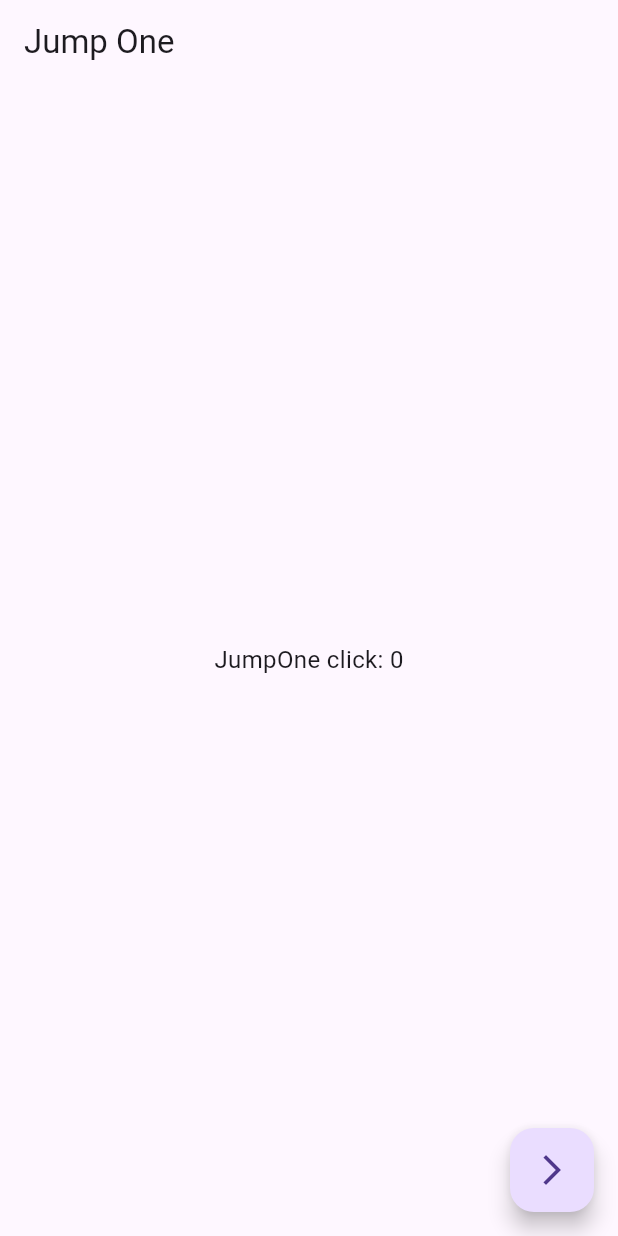
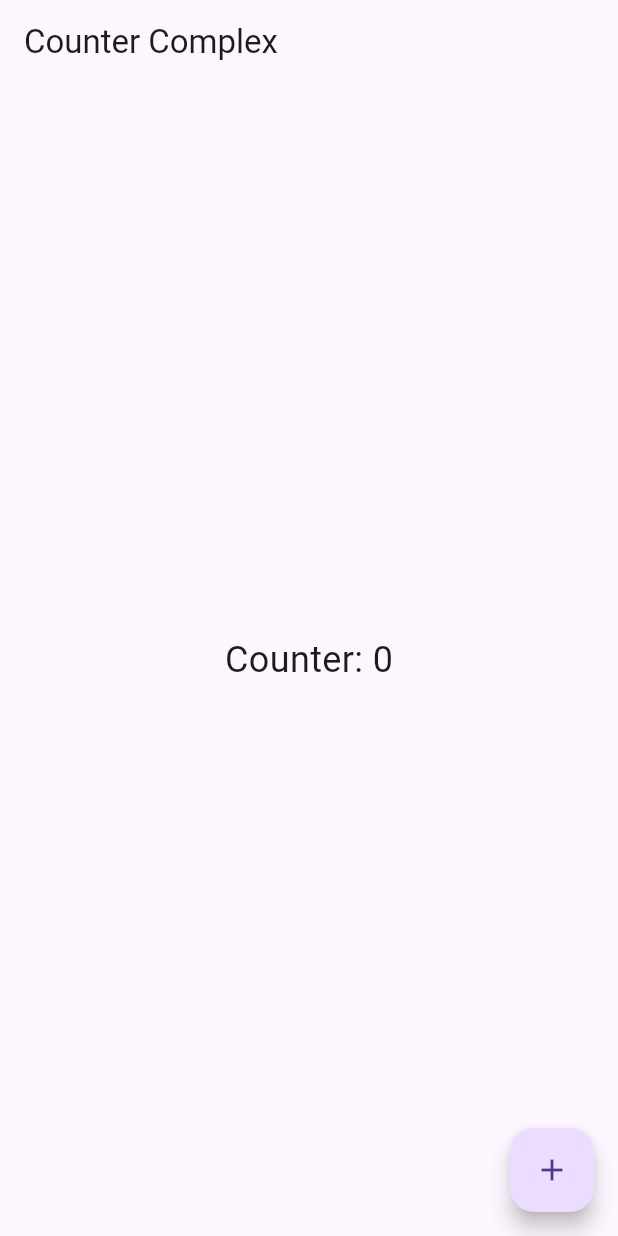
Before and after one commit to zhanzengyu/FlutterSamples, a Flutter app: the screen it shows after launch, on a phone screen of 412 x 824 dp. Run offline on Flutter 3.47's test engine with Material 3 defaults, Android fonts, the light colour scheme and no system bars; our stand-ins replace get, plugin_platform_interface.

Commit message:
增加复杂业务 state、logic、view 的 sample

```diff
--- /dev/null
+++ b/practice/getx/example/lib/complex/counter_complex/logic.dart
@@ -0,0 +1,12 @@
+import 'package:get/get.dart';
+
+import 'state.dart';
+
+class CounterComplexLogic extends GetxController {
+  final CounterComplexState state = CounterComplexState();
+
+  void increment() {
+    ++state.count;
+    update();
+  }
+}
--- /dev/null
+++ b/practice/getx/example/lib/complex/counter_complex/state.dart
@@ -0,0 +1,6 @@
+class CounterComplexState {
+  late int count;
+  CounterComplexState() {
+    count = 0;
+  }
+}
--- /dev/null
+++ b/practice/getx/example/lib/complex/counter_complex/view.dart
@@ -0,0 +1,33 @@
+import 'package:flutter/material.dart';
+import 'package:get/get.dart';
+
+import 'logic.dart';
+import 'state.dart';
+
+class CounterComplexPage extends StatelessWidget {
+  CounterComplexPage({Key? key}) : super(key: key);
+
+  final CounterComplexLogic logic = Get.put(CounterComplexLogic());
+  final CounterComplexState state = Get.find<CounterComplexLogic>().state;
+
+  @override
+  Widget build(BuildContext context) {
+    return Scaffold(
+      appBar: AppBar(title: const Text('Counter Complex')),
+      body: Center(
+        child: GetBuilder<CounterComplexLogic>(
+          builder: (logic) {
+            return Text(
+              'Counter: ${state.count}',
+              style: const TextStyle(fontSize: 24),
+            );
+          },
+        ),
+      ),
+      floatingActionButton: FloatingActionButton(
+        onPressed: logic.increment,
+        child: const Icon(Icons.add),
+      ),
+    );
+  }
+}
--- a/practice/getx/example/lib/main.dart
+++ b/practice/getx/example/lib/main.dart
@@ -1,6 +1,6 @@
 import 'package:flutter/material.dart';
 import 'package:get/get.dart';
-import 'package:getx_example/easy/jump_one/view.dart';
+import 'package:getx_example/complex/counter_complex/view.dart';
 import 'package:getx_example/easy/jump_two/view.dart';
 
 void main() {
@@ -23,7 +23,7 @@ class _MyAppState extends State<MyApp> {
       getPages: [
         GetPage(name: '/jump_two', page: () => JumpTwoPage()),
       ],
-      home: JumpOnePage(),
+      home: CounterComplexPage(),
     );
   }
 }
```
